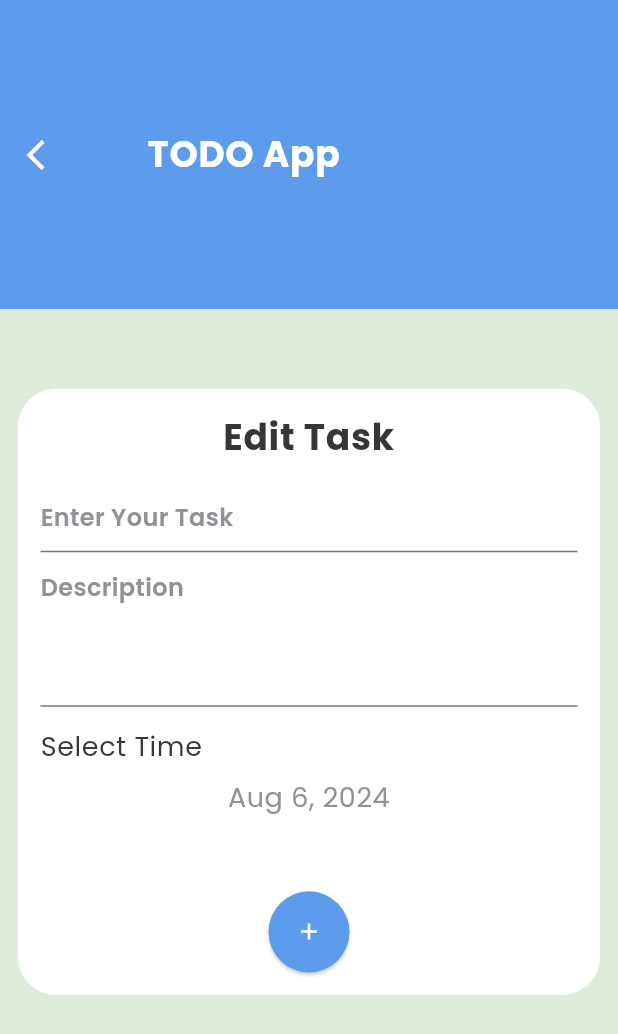
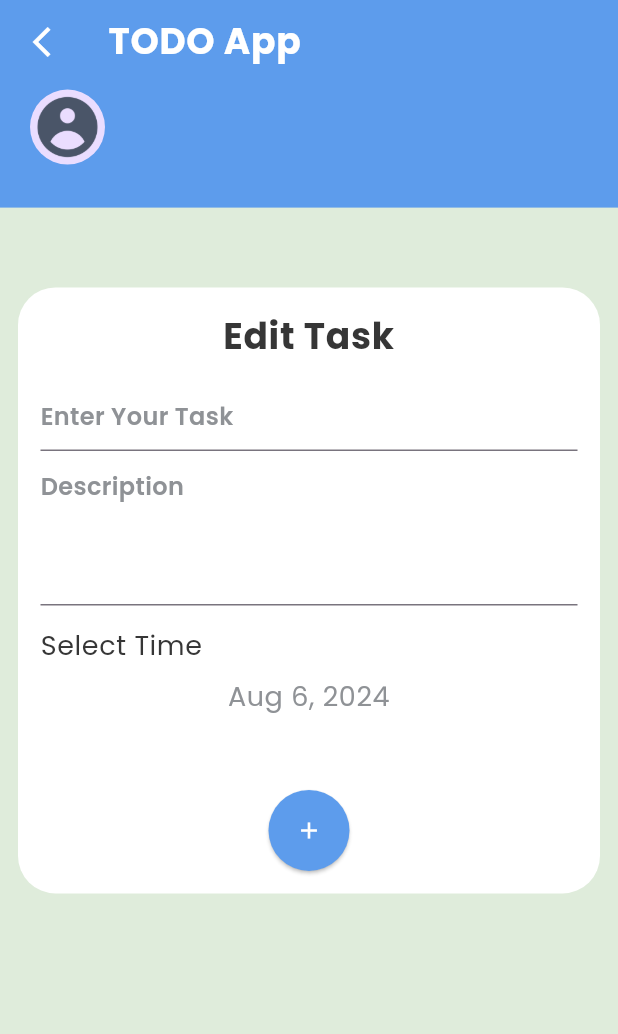
Before and after one commit to MayadaMansour/ToDo_App_Project, a Flutter app: the EditScreen screen opened directly with empty values, on a phone screen of 412 x 824 dp. Shown: the top 1034 px of the screen. Run offline on Flutter 3.47's test engine with Material 3 defaults, Android fonts, the phone set to English and light mode, and no system bars; our stand-ins replace cloud_firestore, easy_date_timeline, firebase_auth, firebase_core, flutter_slidable, google_fonts; accounts and stored records are empty; generated files the repository leaves out were written again.

```diff
--- a/lib/core/model/user_model.dart
+++ b/lib/core/model/user_model.dart
@@ -9,8 +9,8 @@ class MyUser {
   MyUser.fromFireStore(Map<String, dynamic>? data)
       : this(
           id: data!["id"],
-          name: data!["name"],
-          email: data!["email"],
+          name: data["name"],
+          email: data["email"],
         );
 
   Map<String, dynamic> toFireStore() {
--- a/lib/ui/home/edit_task/edit_task_screen.dart
+++ b/lib/ui/home/edit_task/edit_task_screen.dart
@@ -38,32 +38,67 @@ class _EditScreenState extends State<EditScreen> {
   Widget build(BuildContext context) {
     var provider = Provider.of<AppConfigProvider>(context);
     taskListProvider = Provider.of<TaskListProvider>(context);
+    var authProvider = Provider.of<AuthUserProvider>(context);
 
     return Scaffold(
-      body: Column(
-        children: [
-          Container(
-            color: ColorResources.primaryLightColor,
-            width: MediaQuery.of(context).size.width,
-            height: MediaQuery.of(context).size.height * 0.25,
-            child: Row(
-              children: [
-                IconButton(
+      appBar: AppBar(
+        leading: IconButton(
             onPressed: () {
               Navigator.pop(context);
             },
-                    icon: Icon(Icons.arrow_back_ios_sharp,
-                        color: provider.isDark()
-                            ? ColorResources.blackText
-                            : ColorResources.white)),
-                Padding(
-                  padding: const EdgeInsets.all(50),
-                  child: Text(
+            icon: Icon(
+              Icons.arrow_back_ios_sharp,
+              color: ColorResources.white,
+            )),
+        title: Text(
           AppLocalizations.of(context)!.appTitle,
           style: Theme.of(context).textTheme.bodyLarge?.copyWith(
                 color: provider.isDark()
                     ? ColorResources.blackText
-                            : ColorResources.white),
+                    : ColorResources.white,
+              ),
+        ),
+      ),
+      body: Column(
+        children: [
+          Container(
+            padding: const EdgeInsets.symmetric(horizontal: 20),
+            color: ColorResources.primaryLightColor,
+            width: MediaQuery.of(context).size.width,
+            height: MediaQuery.of(context).size.height * 0.1,
+            child: Row(
+              children: [
+                Padding(
+                  padding: const EdgeInsets.only(bottom: 25),
+                  child: CircleAvatar(
+                    radius: 25,
+                    child: Image.asset("assets/images/profile.png"),
+                  ),
+                ),
+                SizedBox(
+                  width: 10,
+                ),
+                Expanded(
+                  child: Column(
+                    crossAxisAlignment: CrossAxisAlignment.stretch,
+                    children: [
+                      Text(
+                        authProvider.currentUser!.name!,
+                        style: Theme.of(context).textTheme.bodyLarge?.copyWith(
+                              color: provider.isDark()
+                                  ? ColorResources.blackText
+                                  : ColorResources.white,
+                            ),
+                      ),
+                      Text(
+                        authProvider.currentUser!.email!,
+                        style: Theme.of(context).textTheme.bodySmall?.copyWith(
+                              color: provider.isDark()
+                                  ? ColorResources.blackText
+                                  : ColorResources.white,
+                            ),
+                      ),
+                    ],
                   ),
                 ),
               ],
--- a/lib/ui/home/home_screen.dart
+++ b/lib/ui/home/home_screen.dart
@@ -90,7 +90,7 @@ class _HomeScreenState extends State<HomeScreen> {
                     crossAxisAlignment: CrossAxisAlignment.stretch,
                     children: [
                       Text(
-                        authProvider.currentUser?.name ?? "",
+                        authProvider.currentUser!.name!,
                         style: Theme.of(context).textTheme.bodyLarge?.copyWith(
                               color: provider.isDark()
                                   ? ColorResources.blackText
@@ -98,7 +98,7 @@ class _HomeScreenState extends State<HomeScreen> {
                             ),
                       ),
                       Text(
-                        authProvider.currentUser?.email ?? "",
+                        authProvider.currentUser!.email!,
                         style: Theme.of(context).textTheme.bodySmall?.copyWith(
                               color: provider.isDark()
                                   ? ColorResources.blackText
--- a/lib/ui/register_login/login_screen.dart
+++ b/lib/ui/register_login/login_screen.dart
@@ -122,10 +122,7 @@ class _LoginScreenState extends State<LoginScreen> {
                           textColor: ColorResources.white,
                           bgColor: ColorResources.primaryLightColor,
                           onTap: () {
-                            Navigator.push(
-                                context,
-                                MaterialPageRoute(
-                                    builder: (context) => const HomeScreen()));
+                            loginUser();
                           },
                           text: "LOGIN"),
                       Row(
@@ -140,7 +137,6 @@ class _LoginScreenState extends State<LoginScreen> {
                           ),
                           TextButton(
                             onPressed: () {
-                              loginUser();
                               Navigator.push(
                                   context,
                                   MaterialPageRoute(
@@ -167,6 +163,50 @@ class _LoginScreenState extends State<LoginScreen> {
     );
   }
 
+  // void loginUser() async {
+  //   if (formKey.currentState?.validate() == true) {
+  //     try {
+  //       final credential = await FirebaseAuth.instance
+  //           .signInWithEmailAndPassword(
+  //               email: emailController.text, password: passwordController.text);
+  //
+  //       var user = await FireBaseUtlis.readUserFromFireBase(
+  //           credential.user?.uid ?? " ");
+  //       if (user == null) {
+  //         return;
+  //       }
+  //       var authProvider =
+  //           Provider.of<AuthUserProvider>(context, listen: false);
+  //       authProvider.updateUser(user);
+  //       ScaffoldMessenger.of(context).showSnackBar(const SnackBar(
+  //         content: Text(
+  //           'Login Sucssesfully',
+  //           style: TextStyle(color: Colors.white),
+  //         ),
+  //         backgroundColor: Colors.green,
+  //       ));
+  //
+  //       Navigator.pushAndRemoveUntil(
+  //           context,
+  //           MaterialPageRoute(
+  //             builder: (context) => HomeScreen(),
+  //           ), (route) {
+  //         return false;
+  //       });
+  //     } catch (e) {
+  //       print(e.toString());
+  //       ScaffoldMessenger.of(context).showSnackBar(
+  //         SnackBar(
+  //           content: Text(
+  //             'Failed to login: ${e.toString()}',
+  //             style: const TextStyle(color: Colors.white),
+  //           ),
+  //           backgroundColor: Colors.red,
+  //         ),
+  //       );
+  //     }
+  //   }
+  // }
   void loginUser() async {
     if (formKey.currentState?.validate() == true) {
       try {
@@ -176,7 +216,17 @@ class _LoginScreenState extends State<LoginScreen> {
 
         var user = await FireBaseUtlis.readUserFromFireBase(
             credential.user?.uid ?? " ");
+
         if (user == null) {
+          ScaffoldMessenger.of(context).showSnackBar(
+            SnackBar(
+              content: Text(
+                'User data not found.',
+                style: const TextStyle(color: Colors.white),
+              ),
+              backgroundColor: Colors.red,
+            ),
+          );
           return;
         }
         var authProvider =
@@ -184,7 +234,7 @@ class _LoginScreenState extends State<LoginScreen> {
         authProvider.updateUser(user);
         ScaffoldMessenger.of(context).showSnackBar(const SnackBar(
           content: Text(
-            'Login Sucssesfully',
+            'Login Successfully',
             style: TextStyle(color: Colors.white),
           ),
           backgroundColor: Colors.green,
```
Lines whose indentation alone changed are shown as unchanged.
